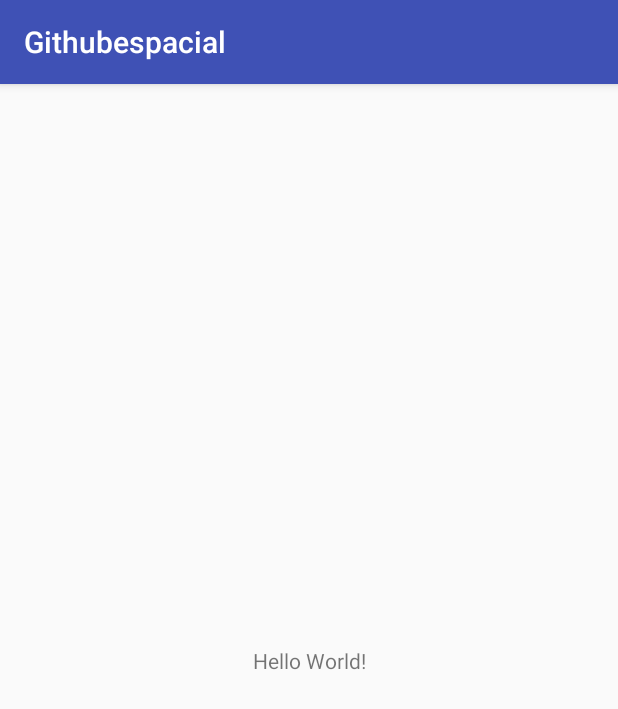
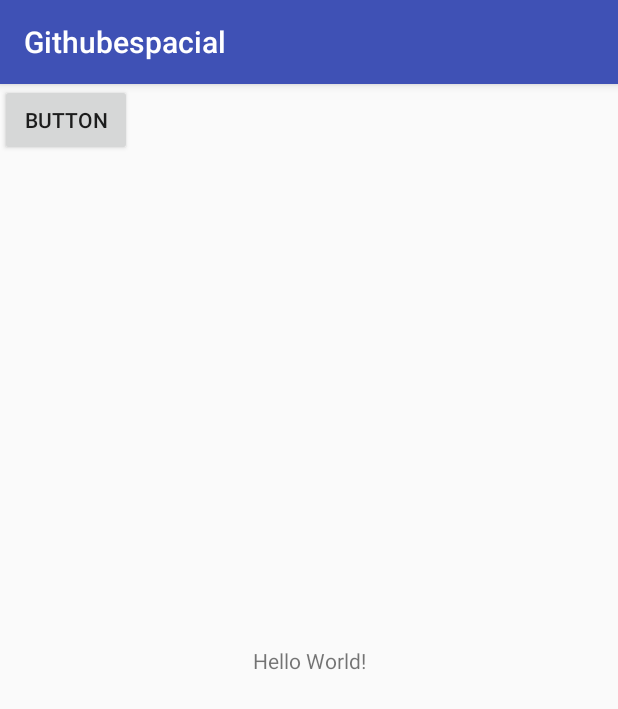
Before and after one commit to 1EdgarNieto/Githubespacial, an Android app: the screen it shows after launch (MainActivity), on a phone screen of 412 x 824 dp. Shown: the top 709 px of the screen. Run offline under Robolectric (Android 15) with nearby library versions, the phone set to English and light mode, and no system bars.

Commit message:
Investigando cambios para subir, se creo un boton

```diff
--- a/app/src/main/res/layout/activity_main.xml
+++ b/app/src/main/res/layout/activity_main.xml
@@ -15,4 +15,12 @@
         app:layout_constraintRight_toRightOf="parent"
         app:layout_constraintTop_toTopOf="parent" />
 
+    <Button
+        android:id="@+id/button"
+        android:layout_width="wrap_content"
+        android:layout_height="wrap_content"
+        android:text="Button"
+        tools:layout_editor_absoluteX="148dp"
+        tools:layout_editor_absoluteY="328dp" />
+
 </android.support.constraint.ConstraintLayout>
```
